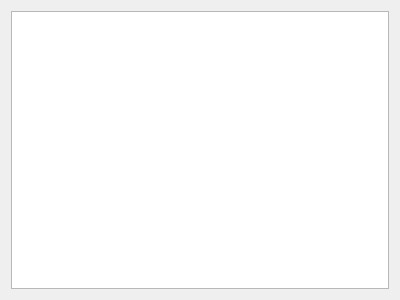
First picture: the form in ImageProcessing/ImageDisplay.ui, repository Ulle84/UllesSourceCode, before the edit.
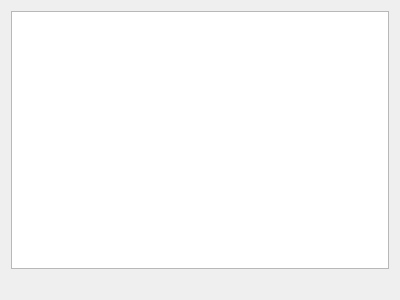
Second picture: the form after the edit.

What changed in the file:
```diff
--- a/ImageProcessing/ImageDisplay.ui
+++ b/ImageProcessing/ImageDisplay.ui
@@ -17,6 +17,13 @@
    <item row="0" column="0">
     <widget class="QGraphicsView" name="graphicsView"/>
    </item>
+   <item row="1" column="0">
+    <widget class="QLabel" name="label">
+     <property name="text">
+      <string/>
+     </property>
+    </widget>
+   </item>
   </layout>
  </widget>
  <resources/>
```
